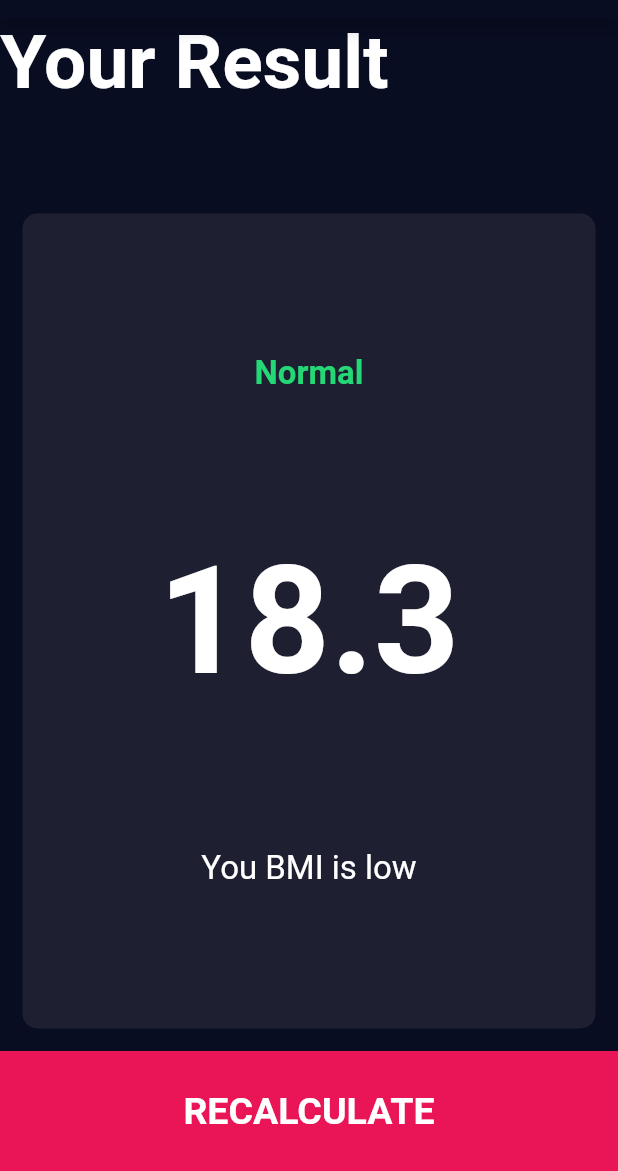
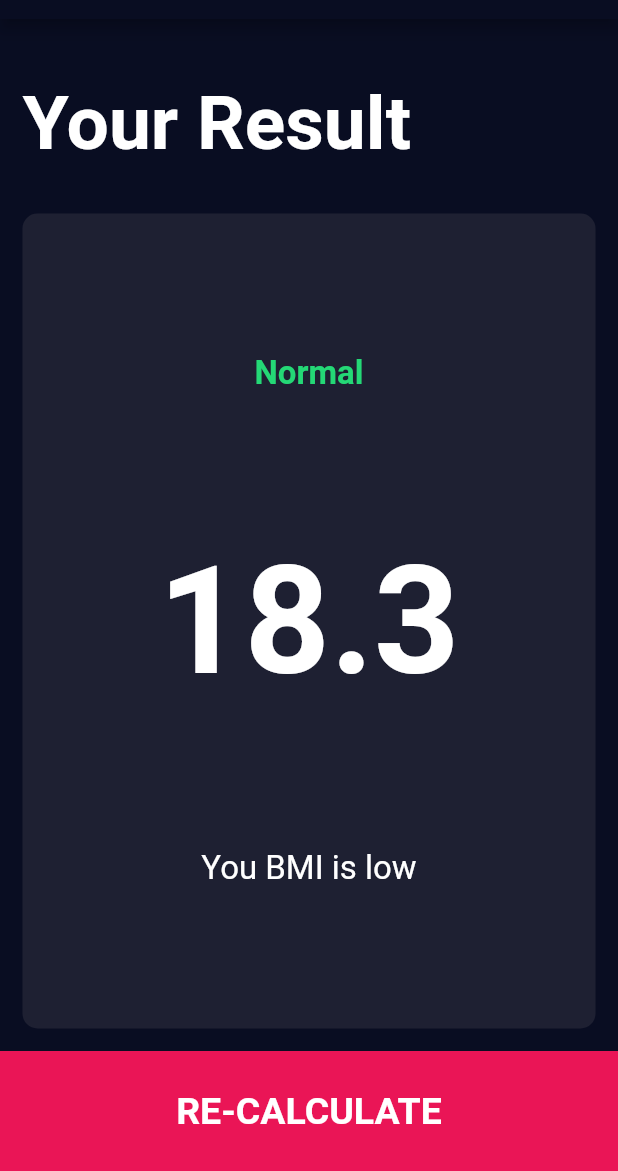
Before and after one commit to T-Davis/flutter_demos, a Flutter app: the ResultsPage screen opened directly, on a phone screen of 412 x 824 dp, the part 65-1236 px from its top. Run offline on Flutter 3.47's test engine with Material 2 defaults, Android fonts, the phone set to English and light mode, and no system bars; our stand-ins replace audioplayers, font_awesome_flutter, google_fonts, rflutter_alert.

Commit message:
Update ResultsPage design

```diff
--- a/bmi-calculator-flutter/lib/results_page.dart
+++ b/bmi-calculator-flutter/lib/results_page.dart
@@ -1,6 +1,5 @@
 import 'package:bmi_calculator/components.dart';
 import 'package:bmi_calculator/constants.dart';
-import 'package:bmi_calculator/input_page.dart';
 import 'package:flutter/material.dart';
 
 class ResultsPage extends StatelessWidget {
@@ -16,6 +15,8 @@ class ResultsPage extends StatelessWidget {
         children: <Widget>[
           Expanded(
             child: Container(
+              padding: EdgeInsets.all(15.0),
+              alignment: Alignment.bottomLeft,
               child: Text(
                 'Your Result',
                 style: titleTestStyle,
@@ -47,16 +48,9 @@ class ResultsPage extends StatelessWidget {
             ),
           ),
           BottomButton(
-            text: 'RECALCULATE',
+            text: 'RE-CALCULATE',
             onTap: () {
-              Navigator.push(
-                context,
-                MaterialPageRoute(
-                  builder: (context) {
-                    return InputPage();
-                  },
-                ),
-              );
+              Navigator.pop(context);
             },
           ),
         ],
```
